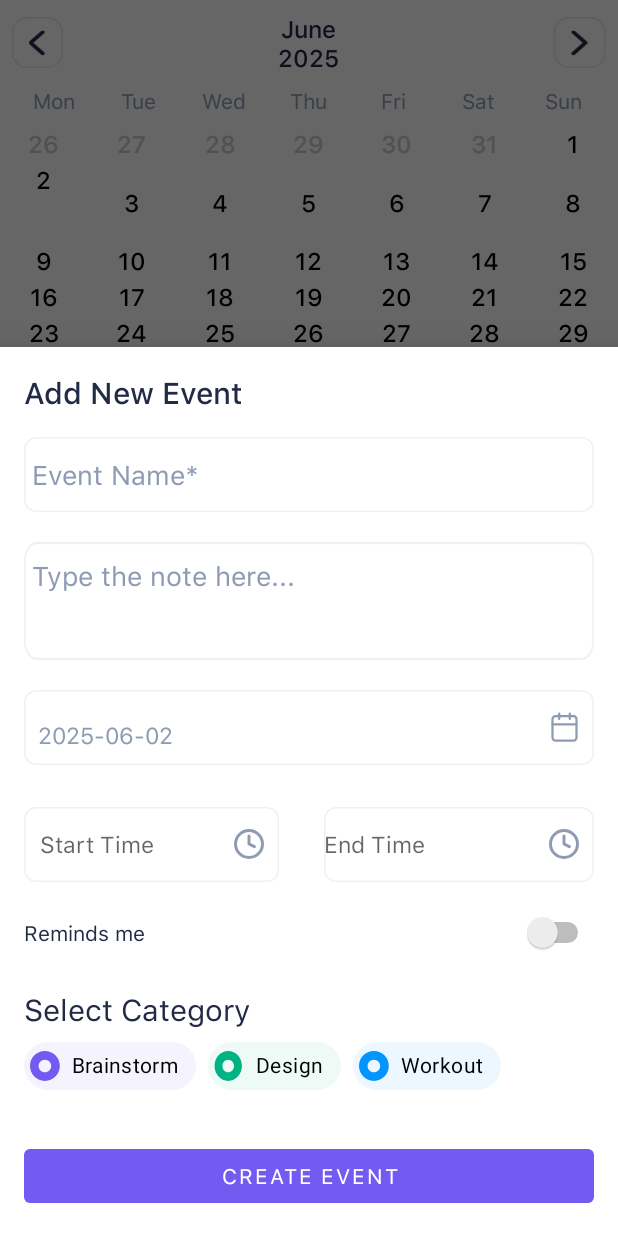
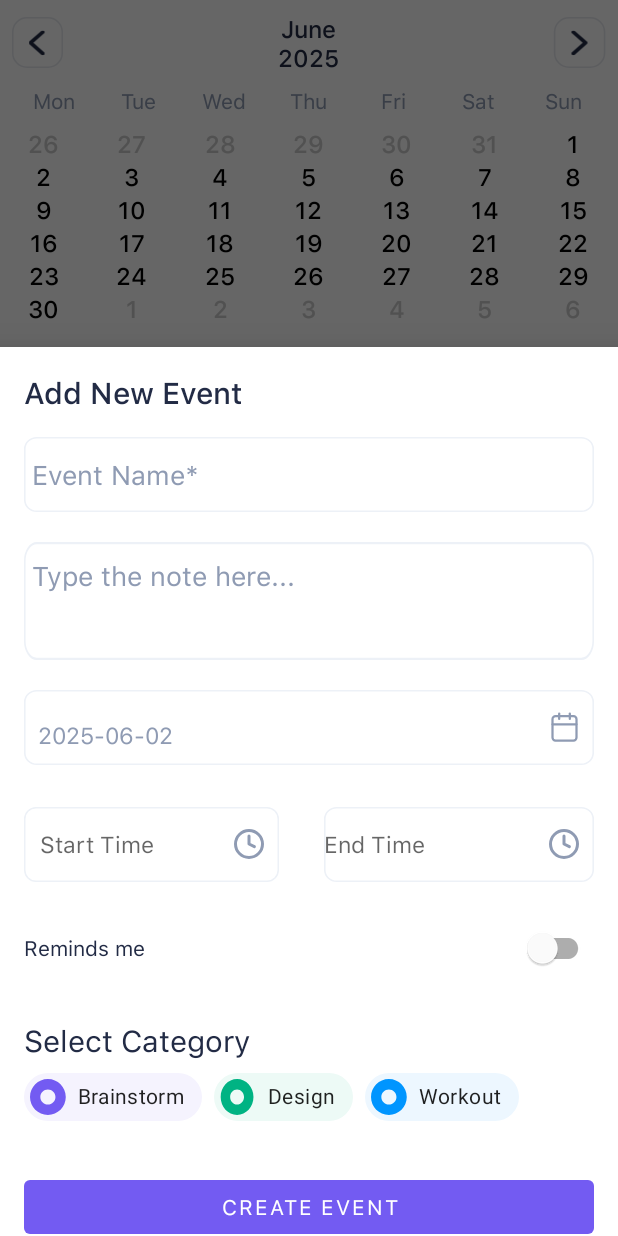
Before and after one commit to Kosharti/Calendarik_Kursach, an Android app built with Jetpack Compose: the fragment AddNoteBottomSheetDialogFragment placed in its activity, on a phone screen of 412 x 824 dp. Run offline under Robolectric (Android 15) with nearby library versions, the phone set to English and light mode, and no system bars; our stand-ins replace Room's generated code.

Commit message:
Остался только switch ебаный, сука, мразь

```diff
--- a/app/build.gradle.kts
+++ b/app/build.gradle.kts
@@ -44,7 +44,6 @@ dependencies {
 
     implementation("androidx.core:core-ktx:1.9.0")
     implementation("androidx.appcompat:appcompat:1.6.1")
-    implementation("com.google.android.material:material:1.9.0")
     implementation("androidx.constraintlayout:constraintlayout:2.1.4")
 
     implementation("androidx.recyclerview:recyclerview:1.3.1")
@@ -64,7 +63,6 @@ dependencies {
 
     implementation(libs.google.material)
 
-    implementation ("com.google.android.material:material:1.4.0")
     implementation ("androidx.viewpager2:viewpager2:1.0.0")
     implementation(libs.androidx.core.ktx)
     implementation(libs.androidx.lifecycle.runtime.ktx)
--- a/app/src/main/AndroidManifest.xml
+++ b/app/src/main/AndroidManifest.xml
@@ -15,7 +15,7 @@
     android:roundIcon="@mipmap/ic_launcher_round"
     android:supportsRtl="true"
     android:theme="@style/Theme.Calendarik"
-    tools:targetApi="31">
+    tools:targetApi="33">
         <activity
             android:name=".MainActivity"
             android:exported="true"
--- a/app/src/main/java/com/example/calendarik/CalendarAdapter.kt
+++ b/app/src/main/java/com/example/calendarik/CalendarAdapter.kt
@@ -15,7 +15,7 @@ import java.util.*
 class CalendarAdapter(
     private val days: ArrayList<LocalDate?>,
     private var selectedDate: LocalDate,
-    private val notesMap: Map<LocalDate, List<Note>>,
+    private var notesMap: Map<LocalDate, List<Note>>,
     private val onItemClick: (LocalDate) -> Unit,
     private val onMonthChange: (LocalDate) -> Unit
 ) : RecyclerView.Adapter<CalendarAdapter.CalendarViewHolder>() {
@@ -24,7 +24,7 @@ class CalendarAdapter(
 
     class CalendarViewHolder(itemView: View) : RecyclerView.ViewHolder(itemView) {
         val dayOfMonth: TextView = itemView.findViewById(R.id.dayTextView)
-        val circleIndicator: View = itemView.findViewById(R.id.circleIndicator)
+
         val ringsContainer: LinearLayout = itemView.findViewById(R.id.ringsContainer)
 
         fun clearBackground() {
@@ -45,7 +45,7 @@ class CalendarAdapter(
 
         if (date == null) {
             holder.dayOfMonth.text = ""
-            holder.circleIndicator.visibility = View.GONE
+
             holder.itemView.isEnabled = false
             holder.dayOfMonth.setTextColor(Color.LTGRAY)
         } else {
@@ -53,24 +53,29 @@ class CalendarAdapter(
             holder.itemView.isEnabled = true
 
             holder.dayOfMonth.setTextColor(if (date.monthValue == selectedDate.monthValue) Color.BLACK else Color.LTGRAY)
-            holder.circleIndicator.visibility = if (date == selectedDate) View.VISIBLE else View.GONE
+
 
             // 🟣 Показываем иконки категорий под числом
             holder.ringsContainer.removeAllViews()
             val notesForDay = notesMap[date]
-            notesForDay?.forEach { note ->
+            if (notesForDay.isNullOrEmpty()) {
+                holder.ringsContainer.visibility = View.GONE
+            } else {
+                holder.ringsContainer.visibility = View.VISIBLE
+                notesForDay.forEach { note ->
                     val imageView = ImageView(holder.itemView.context)
                     imageView.layoutParams = LinearLayout.LayoutParams(16, 16).apply {
                         setMargins(2, 0, 2, 0)
                     }
-                val icon = when (note.category) {
-                    "Brainstorm" -> R.drawable.oval_1
-                    "Design" -> R.drawable.oval_2
-                    "Workout" -> R.drawable.oval_3
+                    val icon = when (note.category.trim().lowercase()) {
+                        "brainstorm" -> R.drawable.oval_1
+                        "design" -> R.drawable.oval_2
+                        "workout" -> R.drawable.oval_3
                         else -> R.drawable.oval_1
                     }
                     imageView.setImageResource(icon)
                     holder.ringsContainer.addView(imageView)
+                }
             }
 
             holder.itemView.setOnClickListener {
@@ -105,4 +110,16 @@ class CalendarAdapter(
         selectedDate = date
         notifyDataSetChanged()
     }
+
+    fun updateDays(newDays: ArrayList<LocalDate?>, newSelectedDate: LocalDate) {
+        days.clear()
+        days.addAll(newDays)
+        selectedDate = newSelectedDate
+        notifyDataSetChanged()
     }
+
+    fun updateNotesMap(newNotesMap: Map<LocalDate, List<Note>>) {
+        this.notesMap = newNotesMap
+        notifyDataSetChanged()
+    }
+}
--- a/app/src/main/java/com/example/calendarik/Calendarik.kt
+++ b/app/src/main/java/com/example/calendarik/Calendarik.kt
@@ -69,36 +69,41 @@ class Calendarik : AppCompatActivity(), NoteActionListener {
             bottomSheetDialogFragment.show(supportFragmentManager, bottomSheetDialogFragment.tag)
         }
 
+        viewModel.getAllNotesForMonth(selectedDate).observe(this) { notes ->
+            val notesMap = notes.groupBy { it.date }
+            val adapter = calendarRecyclerView.adapter as? CalendarAdapter
+            if (adapter == null) {
+                val newAdapter = CalendarAdapter(daysInMonthArray(selectedDate), selectedDate, notesMap,
+                    onItemClick = { clickedDate ->
+                        selectedDate = clickedDate
+                        viewModel.setSelectedDate(selectedDate)
+                    },
+                    onMonthChange = { date ->
+                        selectedDate = date
+                        viewModel.setSelectedDate(selectedDate)
+                        setMonthView()
+                    })
+                calendarRecyclerView.layoutManager = GridLayoutManager(this, 7)
+                calendarRecyclerView.adapter = newAdapter
+            } else {
+                adapter.updateDays(daysInMonthArray(selectedDate), selectedDate)
+                adapter.updateNotesMap(notesMap)
+            }
+        }
+
+        viewModel.selectedDate.observe(this) { date ->
+            selectedDate = date
+            setMonthView()
+        }
+
     }
 
     private fun setMonthView() {
         monthYearText.text = monthYearFromDate(selectedDate)
-        val daysInMonth = daysInMonthArray(selectedDate)
-
-        viewModel.getAllNotesForMonth(selectedDate).observe(this, Observer { notes ->
-            val notesMap = notes.groupBy { it.date }
-
-            // Check if the adapter is already initialized
-            if (calendarRecyclerView.adapter == null) {
-                val adapter = CalendarAdapter(daysInMonth, selectedDate, notesMap,
-                    onItemClick = { clickedDate ->
-                        selectedDate = clickedDate
-                        viewModel.setSelectedDate(selectedDate)
-                    },
-                    onMonthChange = { date ->  // Handle month change
-                        selectedDate = date
-                        viewModel.setSelectedDate(selectedDate)
-                        setMonthView() // Refresh the calendar
-                    })
-                val layoutManager = GridLayoutManager(this, 7)
-                calendarRecyclerView.layoutManager = layoutManager
-                calendarRecyclerView.adapter = adapter
-            } else {
-                // If the adapter is initialized, update the data directly
-                val adapter = calendarRecyclerView.adapter as CalendarAdapter
-                adapter.setSelectedDate(selectedDate)
-            }
-        })
+        val adapter = calendarRecyclerView.adapter as? CalendarAdapter
+        if (adapter != null) {
+            adapter.updateDays(daysInMonthArray(selectedDate), selectedDate)
+        }
     }
 
 
@@ -107,29 +112,30 @@ class Calendarik : AppCompatActivity(), NoteActionListener {
 
         val yearMonth = YearMonth.from(date)
         val firstOfMonth = date.withDayOfMonth(1)
-        val dayOfWeek = firstOfMonth.dayOfWeek.value // 1 (Monday) to 7 (Sunday)
-        val daysBefore = if (dayOfWeek == 1) 6 else dayOfWeek - 1 // Days to subtract to reach previous month
+        val dayOfWeek = firstOfMonth.dayOfWeek.value  // 1 (Monday) - 7 (Sunday)
 
-        // Add dates from the previous month
-        var prevMonth = date.minusMonths(1).withDayOfMonth(yearMonth.minusMonths(1).lengthOfMonth())
-        for (i in 1..daysBefore) {
-            daysInMonthArray.add(prevMonth)
-            prevMonth = prevMonth.minusDays(1)
+        // Количество пустых ячеек перед первым днём месяца (нужно сдвинуть на 1)
+        val daysBefore = dayOfWeek - 1  // Если понедельник - 0, если вторник - 1, ..., воскресенье - 6
+
+        // Добавляем null или дни предыдущего месяца
+        val prevMonth = yearMonth.minusMonths(1)
+        val prevMonthLength = prevMonth.lengthOfMonth()
+        for (i in daysBefore downTo 1) {
+            daysInMonthArray.add(prevMonth.atDay(prevMonthLength - i + 1))
         }
-        daysInMonthArray.reverse() // Reverse the list to get the correct order
 
-        // Add dates from the current month
+        // Добавляем дни текущего месяца
         val daysInMonth = yearMonth.lengthOfMonth()
         for (i in 1..daysInMonth) {
-            daysInMonthArray.add(LocalDate.of(date.year, date.monthValue, i))
+            daysInMonthArray.add(yearMonth.atDay(i))
         }
 
-        // Add dates from the next month
-        val daysAfter = 42 - daysInMonthArray.size // Ensure a 6-week calendar (7 x 6 = 42)
-        var nextMonth = date.plusMonths(1).withDayOfMonth(1)
+        // Добавляем дни следующего месяца, чтобы всего было 42 ячейки (6 недель)
+        val totalDays = 42
+        val daysAfter = totalDays - daysInMonthArray.size
+        val nextMonth = yearMonth.plusMonths(1)
         for (i in 1..daysAfter) {
-            daysInMonthArray.add(nextMonth)
-            nextMonth = nextMonth.plusDays(1)
+            daysInMonthArray.add(nextMonth.atDay(i))
         }
 
         return daysInMonthArray
--- a/app/src/main/java/com/example/calendarik/MainViewModel.kt
+++ b/app/src/main/java/com/example/calendarik/MainViewModel.kt
@@ -50,7 +50,7 @@ class MainViewModel(application: Application) : AndroidViewModel(application) {
         }
     }
 
-    fun getNoteById(id: Long): LiveData<Note> {
+    fun getNoteById(id: Long): LiveData<Note?> {
         return noteDao.getNoteById(id).asLiveData()
     }
 
--- a/app/src/main/java/com/example/calendarik/NoteDao.kt
+++ b/app/src/main/java/com/example/calendarik/NoteDao.kt
@@ -25,5 +25,5 @@ interface NoteDao {
     fun getAlphabetizedNotes(): Flow<List<Note>>
 
     @Query("SELECT * FROM notes WHERE id = :id")
-    fun getNoteById(id: Long): Flow<Note>
+    fun getNoteById(id: Long): Flow<Note?>
 }
--- /dev/null
+++ b/app/src/main/res/color/chip_background_selector.xml
@@ -0,0 +1,6 @@
+<selector xmlns:android="http://schemas.android.com/apk/res/android">
+    <item android:color="#F5F3FE" android:state_selected="true"/>
+    <item android:color="#EDFAF6" android:state_selected="true"/>
+    <item android:color="#EDF7FF" android:state_selected="true"/>
+    <item android:color="#FFFFFF"/>
+</selector>
--- /dev/null
+++ b/app/src/main/res/color/switch_thumb_selector.xml
@@ -0,0 +1,4 @@
+<selector xmlns:android="http://schemas.android.com/apk/res/android">
+    <item android:color="@color/white" android:state_checked="true"/>
+    <item android:color="@color/white" android:state_checked="false"/>
+</selector>
--- /dev/null
+++ b/app/src/main/res/color/switch_track_selector.xml
@@ -0,0 +1,4 @@
+<selector xmlns:android="http://schemas.android.com/apk/res/android">
+    <item android:color="@color/switch_track_checked" android:state_checked="true"/>
+    <item android:color="@color/switch_track_unchecked"/>
+</selector>
--- a/app/src/main/res/layout/activity_add_note.xml
+++ b/app/src/main/res/layout/activity_add_note.xml
@@ -67,7 +67,7 @@
                 android:background="@android:color/transparent"
                 />
 
-        </LinearLayout>>
+        </LinearLayout>
 
         <LinearLayout
             android:layout_width="match_parent"
@@ -206,12 +206,11 @@
                 android:layout_height="wrap_content"
                 android:layout_weight="1" />
 
-            <Switch
+            <com.google.android.material.switchmaterial.SwitchMaterial
                 android:id="@+id/reminderSwitch"
                 android:layout_width="wrap_content"
                 android:layout_height="wrap_content"
-                android:textColorLink="#735BF2"
-                android:theme="@style/Theme.Material3.DayNight" />
+                android:textColor="#222B45"/>
         </LinearLayout>
         <TextView
             android:layout_width="wrap_content"
@@ -226,41 +225,36 @@
             android:id="@+id/categoryChipGroup"
             android:layout_width="match_parent"
             android:layout_height="wrap_content"
-            app:singleSelection="true">
+            app:singleSelection="true"
+            app:selectionRequired="true"
+            app:singleLine="true">
 
             <com.google.android.material.chip.Chip
                 android:id="@+id/brainstormChip"
                 android:layout_width="wrap_content"
                 android:layout_height="wrap_content"
-                android:textColor="#000000"
+                android:text="Brainstorm"
                 app:chipIcon="@drawable/oval_1"
-                app:chipIconSize="20dp"
-                app:chipBackgroundColor="#F5F3FE"
-                android:fontFamily="@font/sfuitext_regular"
-                android:text="Brainstorm"
-                />
+                app:chipBackgroundColor="@color/purple_light"
+                android:fontFamily="@font/sfuitext_regular"/>
 
             <com.google.android.material.chip.Chip
                 android:id="@+id/designChip"
                 android:layout_width="wrap_content"
                 android:layout_height="wrap_content"
-                android:textColor="#000000"
+                android:text="Design"
                 app:chipIcon="@drawable/oval_2"
-                app:chipIconSize="20dp"
-                app:chipBackgroundColor="#EDFAF6"
-                android:fontFamily="@font/sfuitext_regular"
-                android:text="Design"/>
+                app:chipBackgroundColor="@color/green_light"
+                android:fontFamily="@font/sfuitext_regular"/>
 
             <com.google.android.material.chip.Chip
                 android:id="@+id/workoutChip"
                 android:layout_width="wrap_content"
                 android:layout_height="wrap_content"
-                android:textColor="#000000"
+                android:text="Workout"
                 app:chipIcon="@drawable/oval_3"
-                app:chipIconSize="20dp"
-                app:chipBackgroundColor="#EDF7FF"
-                android:fontFamily="@font/sfuitext_regular"
-                android:text="Workout"/>
+                app:chipBackgroundColor="@color/blue_light"
+                android:fontFamily="@font/sfuitext_regular"/>
 
         </com.google.android.material.chip.ChipGroup>
 
--- a/app/src/main/res/layout/calendar_cell.xml
+++ b/app/src/main/res/layout/calendar_cell.xml
@@ -12,7 +12,7 @@
         android:layout_width="match_parent"
         android:layout_height="wrap_content"
         android:orientation="vertical"
-        android:gravity="center"
+        android:gravity="center_horizontal|center_vertical"
         app:layout_constraintTop_toTopOf="parent"
         app:layout_constraintBottom_toBottomOf="parent">
 
@@ -27,12 +27,7 @@
             android:maxWidth="30dp"
             android:maxLines="1" />
 
-        <View
-            android:id="@+id/circleIndicator"
-            android:layout_width="30dp"
-            android:layout_height="30dp"
-            android:visibility="gone"
-            android:layout_gravity="center_horizontal"/>
+
 
         <LinearLayout
             android:id="@+id/ringsContainer"
--- a/app/src/main/res/values/colors.xml
+++ b/app/src/main/res/values/colors.xml
@@ -2,11 +2,19 @@
 <resources>
     <color name="purple_200">#FFBB86FC</color>
     <color name="purple_500">#735BF2</color>
+    <color name="gray_300">#E0E0E0</color>
     <color name="purple_700">#735BF2</color>
     <color name="teal_200">#FF03DAC5</color>
     <color name="teal_700">#FF018786</color>
     <color name="black">#FF000000</color>
     <color name="white">#FFFFFFFF</color>
     <color name="gray">#cccccc</color>
-    <color name="reminds">#e8edea</color>>
+    <color name="reminds">#e8edea</color>
+    <color name="blue_light">#EDF7FF</color>
+    <color name="purple_light">#F5F3FE</color>
+    <color name="green_light">#EDFAF6</color>>
+
+    <color name="switch_track_checked">#6750A4</color>
+    <color name="switch_track_unchecked">#E7E0EC</color>
+    <color name="switch_thumb">#FFFFFF</color>
 </resources>
--- a/app/src/main/res/values/themes.xml
+++ b/app/src/main/res/values/themes.xml
@@ -1,6 +1,6 @@
 <resources xmlns:tools="http://schemas.android.com/tools">
     <!-- Base application theme. -->
-    <style name="Base.Theme.Calendarik" parent="Theme.MaterialComponents.DayNight.NoActionBar">
+    <style name="Base.Theme.Calendarik" parent="Theme.Material3.DayNight.NoActionBar">
         <!-- Customize your light theme here. -->
         <item name="colorPrimary">@color/purple_500</item>
         <item name="colorPrimaryVariant">@color/purple_700</item>
@@ -14,5 +14,9 @@
         <!-- Customize your theme here. -->
     </style>
 
-    <style name="Theme.Calendarik" parent="Base.Theme.Calendarik" />
+    <style name="Theme.Calendarik" parent="Base.Theme.Calendarik">
+        <!-- Принудительно применяем стиль MD3 для всех Switch -->
+        <item name="switchStyle">@style/Widget.Material3.CompoundButton.Switch</item>
+        <item name="materialSwitchStyle">@style/Widget.Material3.CompoundButton.Switch</item>
+    </style>
 </resources>
```
Also changed, not shown: app/src/main/java/com/example/calendarik/AddNoteBottomSheetDialogFragment.kt (+88 -10 lines), app/src/main/java/com/example/calendarik/NoteAdapter.kt (+11 -5 lines), app/src/main/res/layout/activity_main.xml (+6 -4 lines), app/src/main/res/values/styles.xml (added, +9 -0 lines). Lines whose indentation alone changed are shown as unchanged.
